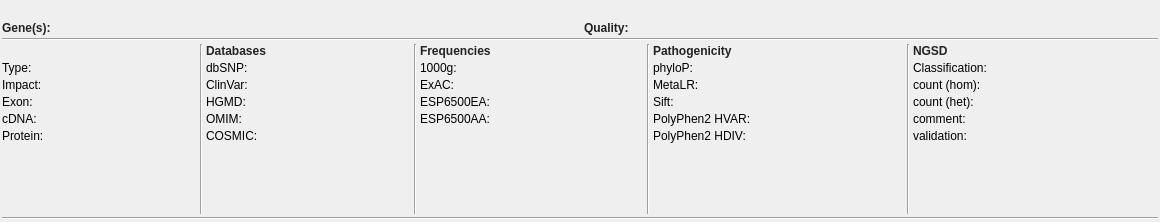
First picture: the form in src/GSvar/VariantDetailsDockWidget.ui, repository imgag/ngs-bits, before the edit.
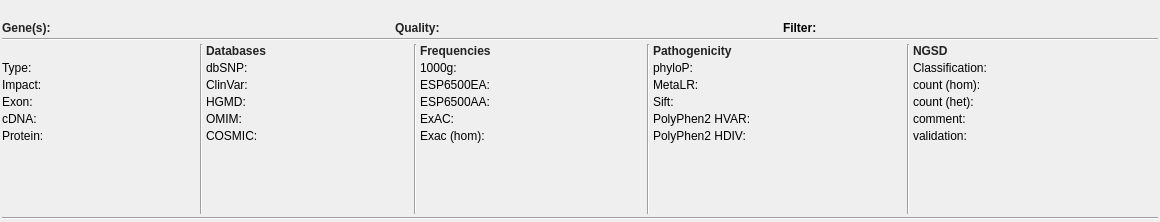
Second picture: the form after the edit. Icons and pictures are not drawn.

Commit message: GSvar: variant details widget now display also  'EXAC_hom' and 'filter' column data.

What changed in the file:
```diff
--- a/src/GSvar/VariantDetailsDockWidget.ui
+++ b/src/GSvar/VariantDetailsDockWidget.ui
@@ -122,7 +122,7 @@
      </layout>
     </item>
     <item>
-     <layout class="QHBoxLayout" name="horizontalLayout" stretch="0,1,0,1">
+     <layout class="QHBoxLayout" name="horizontalLayout" stretch="0,1,0,1,0,1">
       <property name="spacing">
        <number>3</number>
       </property>
@@ -181,6 +181,20 @@
         </property>
        </widget>
       </item>
+      <item>
+       <widget class="QLabel" name="label_2">
+        <property name="text">
+         <string>&lt;html&gt;&lt;head/&gt;&lt;body&gt;&lt;p&gt;&lt;span style=&quot; font-weight:600;&quot;&gt;Filter:&lt;/span&gt;&lt;/p&gt;&lt;/body&gt;&lt;/html&gt;</string>
+        </property>
+       </widget>
+      </item>
+      <item>
+       <widget class="QLabel" name="filter">
+        <property name="text">
+         <string/>
+        </property>
+       </widget>
+      </item>
      </layout>
     </item>
     <item>
@@ -541,53 +555,40 @@
          </widget>
         </item>
         <item row="2" column="0">
-         <widget class="QLabel" name="label_11">
-          <property name="text">
-           <string>ExAC:</string>
-          </property>
-         </widget>
-        </item>
-        <item row="2" column="1">
-         <widget class="QLabel" name="exac">
-          <property name="minimumSize">
-           <size>
-            <width>100</width>
-            <height>0</height>
-           </size>
-          </property>
-          <property name="text">
-           <string/>
-          </property>
-         </widget>
-        </item>
-        <item row="3" column="0">
          <widget class="QLabel" name="label_12">
           <property name="text">
            <string>ESP6500EA:</string>
           </property>
          </widget>
         </item>
-        <item row="3" column="1">
-         <widget class="QLabel" name="esp6500ea">
-          <property name="minimumSize">
-           <size>
-            <width>100</width>
-            <height>0</height>
-           </size>
-          </property>
-          <property name="text">
-           <string/>
-          </property>
-         </widget>
-        </item>
-        <item row="4" column="0">
+        <item row="3" column="0">
          <widget class="QLabel" name="label_14">
           <property name="text">
            <string>ESP6500AA:</string>
           </property>
          </widget>
         </item>
-        <item row="4" column="1">
+        <item row="4" column="0">
+         <widget class="QLabel" name="label_11">
+          <property name="text">
+           <string>ExAC:</string>
+          </property>
+         </widget>
+        </item>
+        <item row="2" column="1">
+         <widget class="QLabel" name="esp6500ea">
+          <property name="minimumSize">
+           <size>
+            <width>100</width>
+            <height>0</height>
+           </size>
+          </property>
+          <property name="text">
+           <string/>
+          </property>
+         </widget>
+        </item>
+        <item row="3" column="1">
          <widget class="QLabel" name="esp6500aa">
           <property name="minimumSize">
            <size>
@@ -600,6 +601,33 @@
           </property>
          </widget>
         </item>
+        <item row="4" column="1">
+         <widget class="QLabel" name="exac">
+          <property name="minimumSize">
+           <size>
+            <width>100</width>
+            <height>0</height>
+           </size>
+          </property>
+          <property name="text">
+           <string/>
+          </property>
+         </widget>
+        </item>
+        <item row="5" column="0">
+         <widget class="QLabel" name="label_4711">
+          <property name="text">
+           <string>Exac (hom):</string>
+          </property>
+         </widget>
+        </item>
+        <item row="5" column="1">
+         <widget class="QLabel" name="exac_hom">
+          <property name="text">
+           <string/>
+          </property>
+         </widget>
+        </item>
        </layout>
       </item>
       <item>
```
The commit also changes 2 other files.
